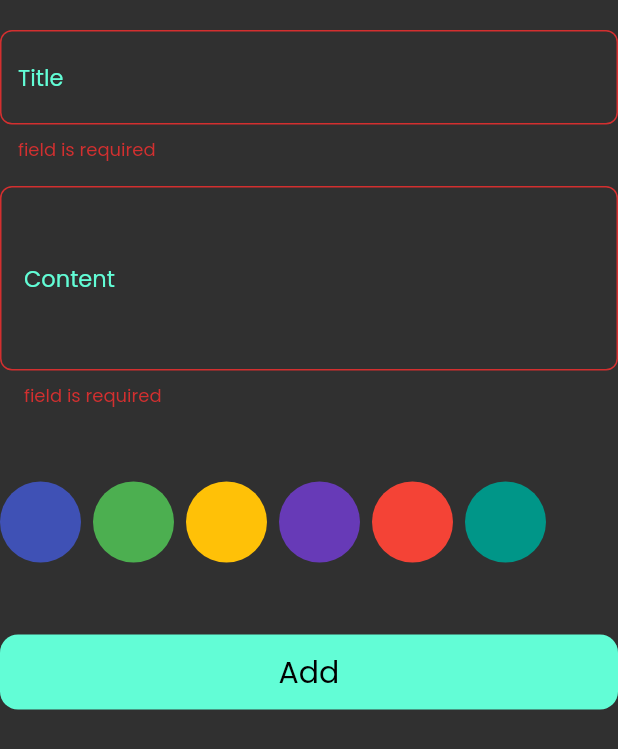
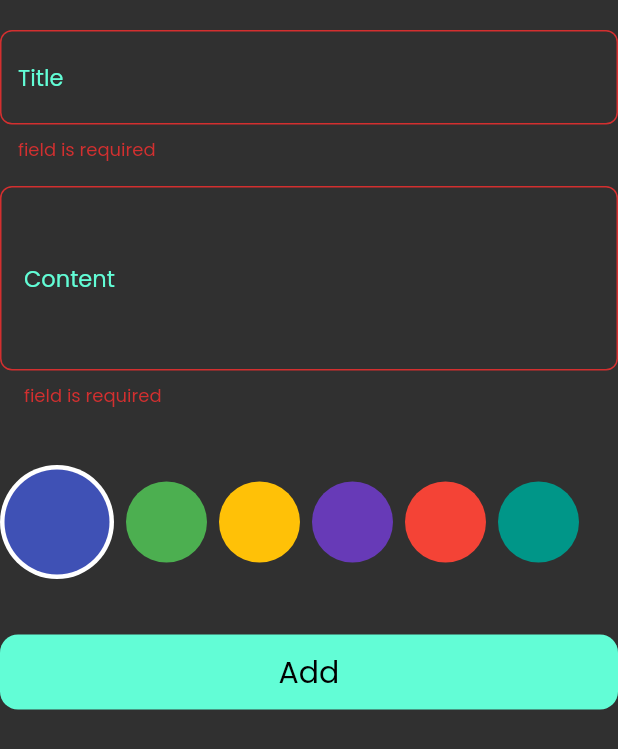
Before and after one commit to AhmedNasser24/Note_App, a Flutter app: the AddFormNote widget shown alone on an empty page, opened directly, after a tap on "Add", on a phone screen of 412 x 824 dp. Shown: the top 749 px of the screen. Run offline on Flutter 3.47's test engine with Material 2 defaults, Android fonts, the phone set to English and light mode, and no system bars; our stand-ins replace bloc, flutter_bloc, gap, hive, hive_flutter, modal_progress_hud_nsn; accounts and stored records are empty.

Commit message:
adding edit color to edit view done

```diff
--- a/lib/constant.dart
+++ b/lib/constant.dart
@@ -1,4 +1,12 @@
 import 'package:flutter/material.dart';
 
-const Color kPrimaryColor = Color(0xff62FDD6) ;
-const String kNotesBox = 'notes_box' ;
+const Color kPrimaryColor = Color(0xff62FDD6);
+const String kNotesBox = 'notes_box';
+const List<Color> kColorsList = [
+  Colors.indigo,
+  Colors.green,
+  Colors.amber,
+  Colors.deepPurple,
+  Colors.red,
+  Colors.teal,
+];
--- a/lib/cubits/select_color/select_color_cubit.dart
+++ b/lib/cubits/select_color/select_color_cubit.dart
@@ -5,7 +5,7 @@ part 'select_color_state.dart';
 
 class SelectColorCubit extends Cubit<SelectColorState> {
   SelectColorCubit() : super(SelectColorInitial());
-  int colorItemIndex = -1 ;
+  int colorItemIndex = 0;
   selectColorItem( int index ){
     colorItemIndex = index ;
     emit(SelectColorSuccess()) ;
--- a/lib/models/note_model.dart
+++ b/lib/models/note_model.dart
@@ -10,9 +10,9 @@ class NoteModel extends HiveObject {
   @HiveField(2)
   final String date;
   @HiveField(3)
-  final int color;
+  int color;
 
-  NoteModel ({
+  NoteModel({
     required this.title,
     required this.content,
     required this.date,
--- a/lib/views/note_view.dart
+++ b/lib/views/note_view.dart
@@ -1,4 +1,6 @@
 import 'package:flutter/material.dart';
+import 'package:flutter_bloc/flutter_bloc.dart';
+import 'package:note_app/cubits/select_color/select_color_cubit.dart';
 
 import '../widget/add_note_bottom_sheet.dart';
 
@@ -13,6 +15,10 @@ class NoteView extends StatelessWidget {
 
       floatingActionButton: FloatingActionButton(
         onPressed: () {
+          if ( BlocProvider.of<SelectColorCubit>(context).colorItemIndex == -1){
+            BlocProvider.of<SelectColorCubit>(context).colorItemIndex = 0 ;
+          }
+
           showModalBottomSheet(
             useSafeArea: true ,
             isScrollControlled: true,
--- a/lib/widget/add_form_note.dart
+++ b/lib/widget/add_form_note.dart
@@ -5,7 +5,10 @@ import 'package:intl/intl.dart';
 import 'package:note_app/cubits/add_note_cubit/add_note_cubit.dart';
 import 'package:note_app/cubits/note/fetch_and_delete_note_cubit.dart';
 import 'package:note_app/models/note_model.dart';
+import 'package:note_app/widget/show_snack_bar.dart';
 
+import '../constant.dart';
+import '../cubits/select_color/select_color_cubit.dart';
 import 'custom_button.dart';
 import 'custom_text_form_field.dart';
 import 'list_color_item.dart';
@@ -23,12 +26,13 @@ class _AddFormNoteState extends State<AddFormNote> {
   final GlobalKey<FormState> formKey = GlobalKey();
 
   String? title, subtitle;
+  int selectedColor = -1;
   AutovalidateMode autovalidateMode = AutovalidateMode.disabled;
   @override
   Widget build(BuildContext context) {
     return Form(
       key: formKey,
-      autovalidateMode: AutovalidateMode.disabled,
+      autovalidateMode: autovalidateMode,
       child: Column(
         children: [
           const Gap(20),
@@ -67,9 +71,13 @@ class _AddFormNoteState extends State<AddFormNote> {
               return CustomButton(
                 text: 'Add',
                 onTap: () async {
+                  selectedColor = BlocProvider.of<SelectColorCubit>(context)
+                      .colorItemIndex;
+
                   if (formKey.currentState!.validate()) {
                     await addNote(context);
-                  } else {
+                  }
+                  else if (autovalidateMode != AutovalidateMode.always) {
                     autovalidateMode = AutovalidateMode.always;
                     setState(() {});
                   }
@@ -87,12 +95,13 @@ class _AddFormNoteState extends State<AddFormNote> {
   Future<void> addNote(BuildContext context) async {
     formKey.currentState!.save();
     DateTime dateTime = DateTime.now();
-    String dateNow = DateFormat('dd/mm/yyyy').format(dateTime);
+    String dateNow = DateFormat('dd/MM/yyyy').format(dateTime);
     NoteModel newNote = NoteModel(
-        title: title!,
-        content: subtitle!,
-        date: dateNow,
-        color: Colors.blue.value);
+      title: title!,
+      content: subtitle!,
+      date: dateNow,
+      color: kColorsList[selectedColor].value,
+    );
     await BlocProvider.of<AddNoteCubit>(context).addNote(newNote: newNote);
   }
 }
--- a/lib/widget/list_color_item.dart
+++ b/lib/widget/list_color_item.dart
@@ -2,39 +2,30 @@ import 'package:flutter/material.dart';
 import 'package:flutter_bloc/flutter_bloc.dart';
 import 'package:note_app/cubits/select_color/select_color_cubit.dart';
 
+import '../constant.dart';
 import 'color_item.dart';
 
 class ListColorItem extends StatelessWidget {
   const ListColorItem({
     super.key,
   });
-  final List < Color > colors = const [
-    Colors.indigo,
-    Colors.green,
-    Colors.amber,
-    Colors.deepPurple,
-    Colors.red,
-    Colors.teal,
-  ] ;
+
   @override
   Widget build(BuildContext context) {
-    return BlocProvider(
-      create: (context) => SelectColorCubit(),
-      child: SizedBox(
+    return SizedBox(
       height: 150,
       child: BlocBuilder<SelectColorCubit, SelectColorState>(
         builder: (context, state) {
           int selectColorItemIndex = BlocProvider.of<SelectColorCubit>(context).colorItemIndex ;
           return ListView.builder(
-              itemCount: colors.length,
+            itemCount: kColorsList.length,
             scrollDirection: Axis.horizontal,
             itemBuilder: (context, index) =>
               GestureDetector(
                 onTap: () => BlocProvider.of<SelectColorCubit>(context).selectColorItem(index),
-                  child: ColorItem(color: colors[index] , isActive : index == selectColorItemIndex  )),
+                child: ColorItem(color: kColorsList[index] , isActive : index == selectColorItemIndex  )),
           );
         },
-        ),
       ),
     );
   }
--- a/lib/widget/show_snack_bar.dart
+++ b/lib/widget/show_snack_bar.dart
@@ -1,10 +1,10 @@
 import 'package:flutter/material.dart';
 
-void showSnackBar(BuildContext context, String message ,  {Color? color } ) {
+void showSnackBar(BuildContext context, String message, {Color? color}) {
   ScaffoldMessenger.of(context).showSnackBar(
     SnackBar(
       content: Text(message),
-        backgroundColor: color ,
+      backgroundColor: color,
     ),
   );
 }
```
Also changed, not shown: lib/main.dart (+6 -2 lines), lib/widget/edit_note_view_body.dart (+8 -0 lines), lib/widget/note_item.dart (+10 -6 lines). Lines whose indentation alone changed are shown as unchanged.
